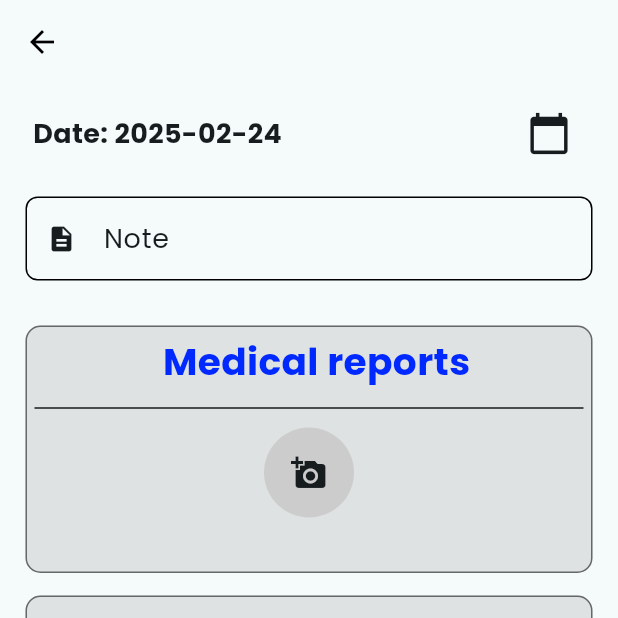
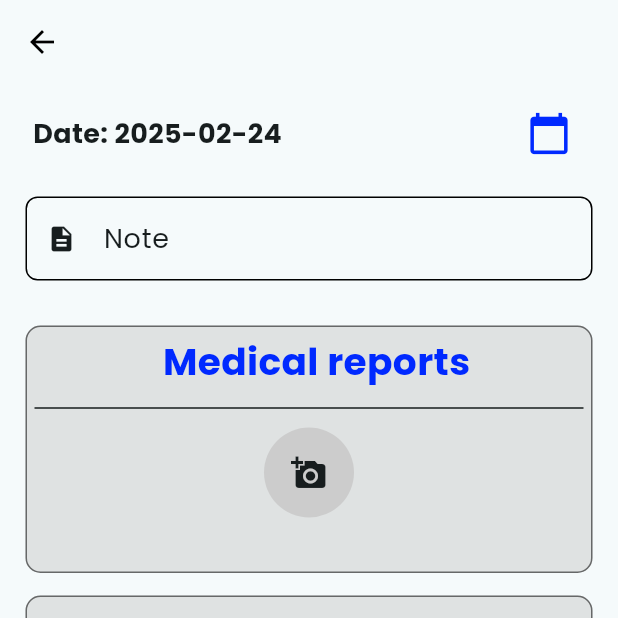
Before and after one commit to andriimobdev25/healthcare-app, a Flutter app: the AddHealthReport screen opened directly with empty values, on a phone screen of 412 x 824 dp, the top half of it. Run offline on Flutter 3.47's test engine with Material 3 defaults, Android fonts, the phone set to English and light mode, and no system bars; our stand-ins replace animate_do, cloud_firestore, firebase_auth, firebase_core, firebase_messaging, firebase_storage and 8 more; missing offline and left inert: google_mlkit_text_recognition; accounts and stored records are empty; network calls fail.

Commit message:
Add color to calendar icon in AddHealthReport for improved UI aesthetics

```diff
--- a/lib/pages/healthcategory/add_health_report.dart
+++ b/lib/pages/healthcategory/add_health_report.dart
@@ -3,6 +3,7 @@ import 'dart:io';
 import 'package:firebase_auth/firebase_auth.dart';
 import 'package:flutter/material.dart';
 import 'package:google_mlkit_text_recognition/google_mlkit_text_recognition.dart';
+import 'package:healthcare/constants/colors.dart';
 import 'package:healthcare/functions/function_dart';
 import 'package:healthcare/models/health_category_model.dart';
 import 'package:healthcare/models/sympton_model.dart';
@@ -204,7 +205,7 @@ class _AddHealthReportState extends State<AddHealthReport> {
                                 icon: const Icon(
                                   Icons.calendar_today,
                                   size: 30,
-
+                                  color: mainLandMarksColor,
                                 ),
                               ),
                             ],
```
